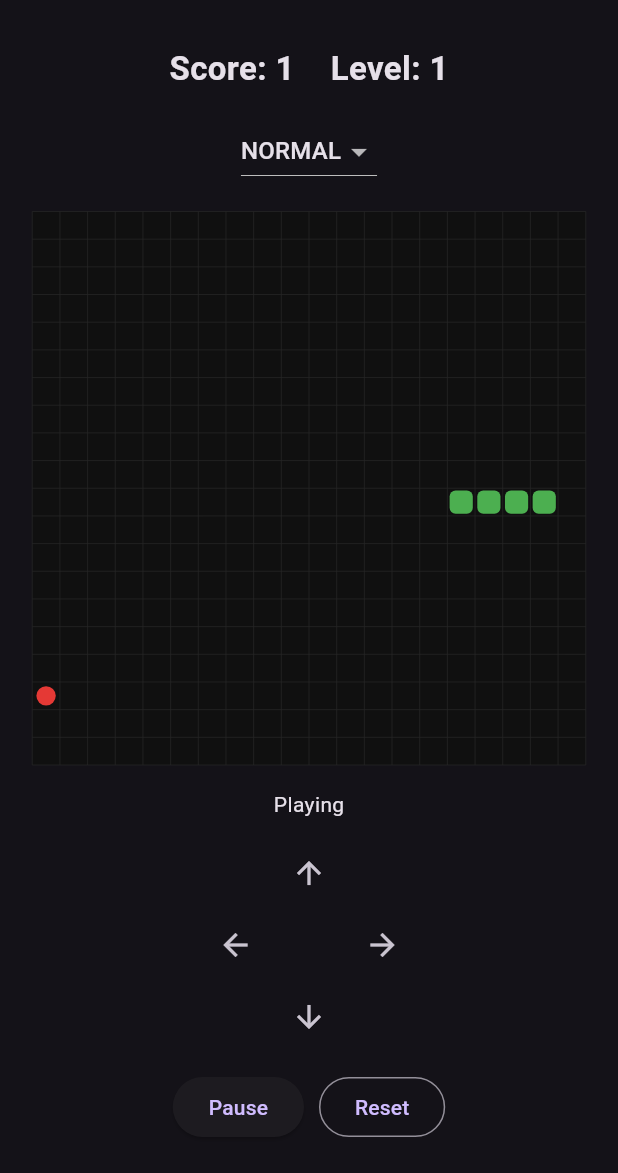
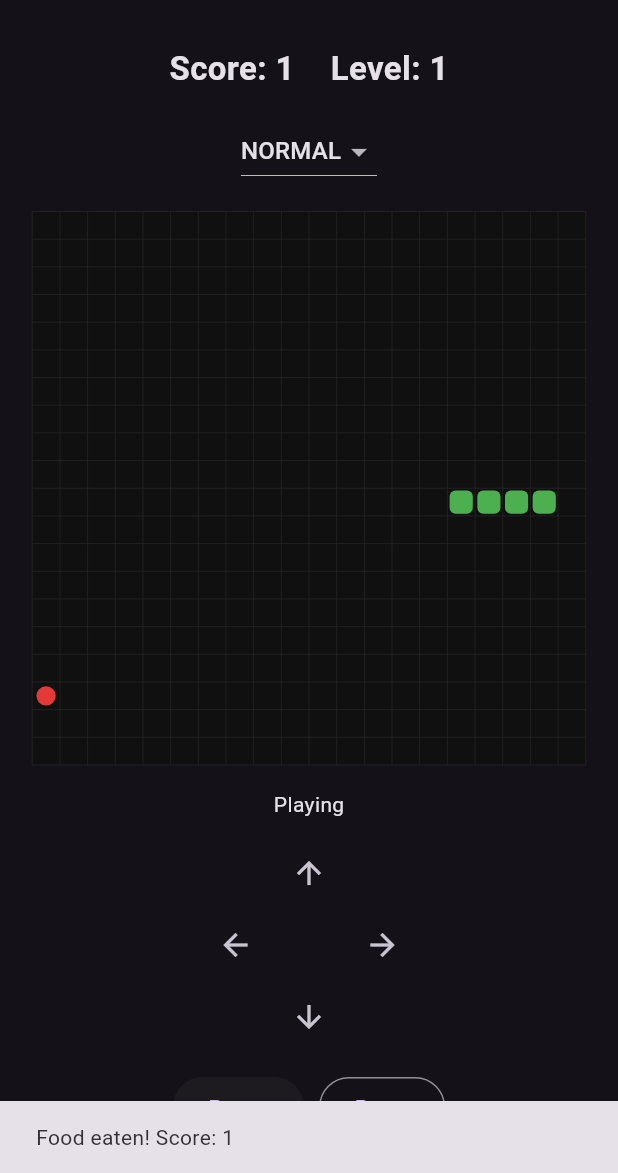
Before and after one commit to Blom4/snake, a Flutter app: the screen it shows after launch, after a tap on "Start", on a phone screen of 412 x 824 dp, the part 63-1236 px from its top. Run offline on Flutter 3.47's test engine with Material 3 defaults, Android fonts, the phone set to English and light mode, and no system bars; our stand-ins replace flutter_riverpod, freezed_annotation, riverpod_annotation; generated files the repository leaves out were written again.

Commit message:
feat: add game command and event handling for snake game
- Added `GameCommand` class with commands for starting, pausing, resetting the game, and changing direction.
- Introduced `GameEvent` class to handle events like food eaten, level changed, and game over.
- Implemented `GameEffects` to provide haptic feedback based on game events.
- Created `SnakeTickResult` to encapsulate the state and events during each game tick.
- Integrated `snakeGameEvents` provider to stream game events using Riverpod.
- Added `audioplayers` dependency for audio playback functionality.
- Updated plugin registration for Windows platform to include audioplayers.

```diff
--- /dev/null
+++ b/lib/game/commands/game_command.dart
@@ -0,0 +1,17 @@
+import 'package:freezed_annotation/freezed_annotation.dart';
+
+import '../models/direction.dart';
+
+part 'game_command.freezed.dart';
+
+@freezed
+sealed class GameCommand with _$GameCommand {
+  const factory GameCommand.start() = StartGame;
+
+  const factory GameCommand.pause() = PauseGame;
+
+  const factory GameCommand.reset() = ResetGame;
+
+  const factory GameCommand.changeDirection(Direction direction) =
+      ChangeDirection;
+}
--- /dev/null
+++ b/lib/game/effects/game_effects.dart
@@ -0,0 +1,20 @@
+import 'package:flutter/services.dart';
+
+import '../events/game_event.dart';
+
+class GameEffects {
+  const GameEffects();
+
+  Future<void> handle(GameEvent event) async {
+    switch (event) {
+      case FoodEaten():
+        await HapticFeedback.lightImpact();
+
+      case LevelChanged():
+        await HapticFeedback.mediumImpact();
+
+      case GameOver():
+        await HapticFeedback.heavyImpact();
+    }
+  }
+}
--- a/lib/game/engine/snake_game_engine.dart
+++ b/lib/game/engine/snake_game_engine.dart
@@ -3,6 +3,9 @@ import 'dart:math';
 import '../models/direction.dart';
 import '../models/position.dart';
 import '../models/snake_game_state.dart';
+
+import '../events/game_event.dart';
+import 'snake_tick_result.dart';
 
 class SnakeGameEngine {
   SnakeGameEngine({this.boardWidth = 20, this.boardHeight = 20, Random? random})
@@ -60,13 +63,15 @@ class SnakeGameEngine {
     };
   }
 
-  SnakeGameState tick(SnakeGameState state) {
+  SnakeTickResult tick(SnakeGameState state) {
+    final events = <GameEvent>[];
     final newHead = calculateNextHead(state, state.direction);
-
     final ateFood = newHead == state.food;
 
     if (isCollision(state, newHead, willGrow: ateFood)) {
-      return state.copyWith(status: GameStatus.gameOver);
+      final newState = state.copyWith(status: GameStatus.gameOver);
+      events.add(const GameEvent.gameOver());
+      return SnakeTickResult(state: newState, events: events);
     }
 
     final newSnake = [newHead, ...state.snake];
@@ -75,11 +80,27 @@ class SnakeGameEngine {
       newSnake.removeLast();
     }
 
-    return state.copyWith(
+    final newScore = ateFood ? state.score + 1 : state.score;
+
+    final oldLevel = (state.score ~/ 5) + 1;
+
+    final newLevel = (newScore ~/ 5) + 1;
+
+    final newState = state.copyWith(
       snake: newSnake,
       food: ateFood ? generateFood(newSnake) : state.food,
-      score: ateFood ? state.score + 1 : state.score,
+      score: newScore,
     );
+
+    if (ateFood) {
+      events.add(GameEvent.foodEaten(score: newScore));
+    }
+
+    if (newLevel != oldLevel) {
+      events.add(GameEvent.levelChanged(level: newLevel));
+    }
+
+    return SnakeTickResult(state: newState, events: events);
   }
 
   Position generateFood(List<Position> snake) {
--- /dev/null
+++ b/lib/game/engine/snake_tick_result.dart
@@ -0,0 +1,14 @@
+import 'package:freezed_annotation/freezed_annotation.dart';
+
+import '../events/game_event.dart';
+import '../models/snake_game_state.dart';
+
+part 'snake_tick_result.freezed.dart';
+
+@freezed
+abstract class SnakeTickResult with _$SnakeTickResult {
+  const factory SnakeTickResult({
+    required SnakeGameState state,
+    required List<GameEvent> events,
+  }) = _SnakeTickResult;
+}
--- /dev/null
+++ b/lib/game/events/game_event.dart
@@ -0,0 +1,12 @@
+import 'package:freezed_annotation/freezed_annotation.dart';
+
+part 'game_event.freezed.dart';
+
+@freezed
+sealed class GameEvent with _$GameEvent {
+  const factory GameEvent.foodEaten({required int score}) = FoodEaten;
+
+  const factory GameEvent.levelChanged({required int level}) = LevelChanged;
+
+  const factory GameEvent.gameOver() = GameOver;
+}
--- a/lib/game/providers/snake_game.dart
+++ b/lib/game/providers/snake_game.dart
@@ -2,6 +2,8 @@ import 'dart:async';
 import 'dart:math';
 
 import 'package:riverpod_annotation/riverpod_annotation.dart';
+import 'package:snake/game/commands/game_command.dart';
+import 'package:snake/game/events/game_event.dart';
 
 import '../models/direction.dart';
 import '../models/position.dart';
@@ -24,12 +26,34 @@ class SnakeGame extends _$SnakeGame {
 
   Direction? _nextDirection;
 
+  final StreamController<GameEvent> _eventController =
+      StreamController<GameEvent>.broadcast();
+
+  Stream<GameEvent> get events => _eventController.stream;
+
   SnakeGameState build() {
     ref.onDispose(() {
       _timer?.cancel();
+      _eventController.close();
     });
 
     return _engine.createInitialState();
+  }
+
+  void dispatch(GameCommand command) {
+    switch (command) {
+      case StartGame():
+        start();
+
+      case PauseGame():
+        pause();
+
+      case ResetGame():
+        reset();
+
+      case ChangeDirection(:final direction):
+        changeDirection(direction);
+    }
   }
 
   void setDifficulty(GameDifficulty difficulty) {
@@ -116,7 +140,11 @@ class SnakeGame extends _$SnakeGame {
 
     final previousScore = state.score;
 
-    state = _engine.tick(state);
+    final result = _engine.tick(state);
+
+    state = result.state;
+
+    _handleEvents(result.events);
 
     if (state.status == GameStatus.gameOver) {
       _timer?.cancel();
@@ -125,6 +153,12 @@ class SnakeGame extends _$SnakeGame {
 
     if (state.score != previousScore) {
       _restartTimer();
+    }
+  }
+
+  void _handleEvents(List<GameEvent> events) {
+    for (final event in events) {
+      _eventController.add(event);
     }
   }
 
--- /dev/null
+++ b/lib/game/providers/snake_game_events.dart
@@ -0,0 +1,13 @@
+import 'package:riverpod_annotation/riverpod_annotation.dart';
+
+import '../events/game_event.dart';
+import 'snake_game.dart';
+
+part 'snake_game_events.g.dart';
+
+@riverpod
+Stream<GameEvent> snakeGameEvents(Ref ref) {
+  final game = ref.watch(snakeGameProvider.notifier);
+
+  return game.events;
+}
--- a/lib/screens/snake_screen.dart
+++ b/lib/screens/snake_screen.dart
@@ -1,5 +1,9 @@
 import 'package:flutter/material.dart';
 import 'package:flutter_riverpod/flutter_riverpod.dart';
+import 'package:snake/game/commands/game_command.dart';
+import 'package:snake/game/effects/game_effects.dart';
+import 'package:snake/game/events/game_event.dart';
+import 'package:snake/game/providers/snake_game_events.dart';
 
 import '../game/models/direction.dart';
 import '../game/models/snake_game_state.dart';
@@ -17,6 +21,7 @@ class SnakeScreen extends ConsumerStatefulWidget {
 
 class _SnakeScreenState extends ConsumerState<SnakeScreen>
     with WidgetsBindingObserver {
+  final GameEffects _effects = const GameEffects();
   @override
   void initState() {
     super.initState();
@@ -42,6 +47,38 @@ class _SnakeScreenState extends ConsumerState<SnakeScreen>
   @override
   Widget build(BuildContext context) {
     final game = ref.watch(snakeGameProvider);
+
+    ref.listen(snakeGameEventsProvider, (_, next) {
+      final event = next.value;
+
+      if (event == null) {
+        return;
+      }
+
+      _effects.handle(event);
+
+      switch (event) {
+        case FoodEaten(:final score):
+          ScaffoldMessenger.of(context).showSnackBar(
+            SnackBar(
+              content: Text('Food eaten! Score: $score'),
+              duration: const Duration(milliseconds: 500),
+            ),
+          );
+
+        case LevelChanged(:final level):
+          ScaffoldMessenger.of(context).showSnackBar(
+            SnackBar(
+              content: Text('Level $level!'),
+              duration: const Duration(milliseconds: 700),
+            ),
+          );
+
+        case GameOver():
+          ScaffoldMessenger.of(context)
+              .showSnackBar(const SnackBar(content: Text('Game Over!')));
+      }
+    });
 
     return Scaffold(
       appBar: AppBar(title: const Text('Blomitek Snake'), centerTitle: true),
@@ -207,23 +244,33 @@ class _GameButtons extends StatelessWidget {
 
   @override
   Widget build(BuildContext context) {
-    final notifier = ref.watch(snakeGameProvider.notifier);
-
     return Row(
       mainAxisAlignment: MainAxisAlignment.center,
       children: [
         if (status != GameStatus.playing)
           ElevatedButton(
-            onPressed: notifier.start,
+            onPressed: () => ref
+                .read(snakeGameProvider.notifier)
+                .dispatch(const GameCommand.start()),
             child: Text(status == GameStatus.gameOver ? 'Play Again' : 'Start'),
           ),
 
         if (status == GameStatus.playing)
-          ElevatedButton(onPressed: notifier.pause, child: const Text('Pause')),
+          ElevatedButton(
+            onPressed: () => ref
+                .read(snakeGameProvider.notifier)
+                .dispatch(const GameCommand.pause()),
+            child: const Text('Pause'),
+          ),
 
         const SizedBox(width: 10),
 
-        OutlinedButton(onPressed: notifier.reset, child: const Text('Reset')),
+        OutlinedButton(
+          onPressed: () => ref
+              .read(snakeGameProvider.notifier)
+              .dispatch(const GameCommand.reset()),
+          child: const Text('Reset'),
+        ),
       ],
     );
   }
--- a/pubspec.yaml
+++ b/pubspec.yaml
@@ -37,6 +37,7 @@ dependencies:
   flutter_riverpod: ^3.4.3
   riverpod_annotation: ^4.0.7
   freezed_annotation: ^3.1.0
+  audioplayers: ^6.8.1
 
 dev_dependencies:
   flutter_test:
```
Also changed, not shown: lib/game/commands/game_command.freezed.dart (added), lib/game/engine/snake_tick_result.freezed.dart (added), lib/game/events/game_event.freezed.dart (added), lib/game/providers/snake_game.g.dart, lib/game/providers/snake_game_events.g.dart (added), pubspec.lock, 5 other files.
